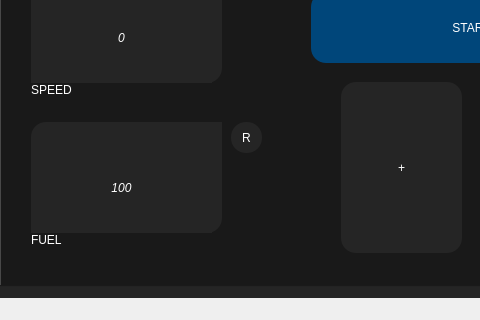
Qt form Code/LoginWindow/LoginWindow/mainwindow.ui (ajmcint2/Team15CSE360) before a commit; both pictures show x 0 to 480 and y 83 to 403 of the 724 by 403 pixel window.
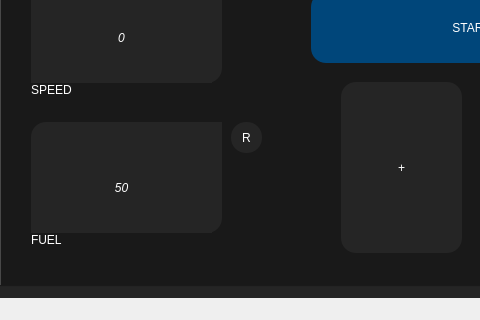
The same form after that commit.

The edit to the form file:
```diff
--- a/Code/LoginWindow/LoginWindow/mainwindow.ui
+++ b/Code/LoginWindow/LoginWindow/mainwindow.ui
@@ -146,7 +146,7 @@
 font-style: italic;</string>
       </property>
       <property name="text">
-       <string>100</string>
+       <string>50</string>
       </property>
       <property name="alignment">
        <set>Qt::AlignCenter</set>
```
